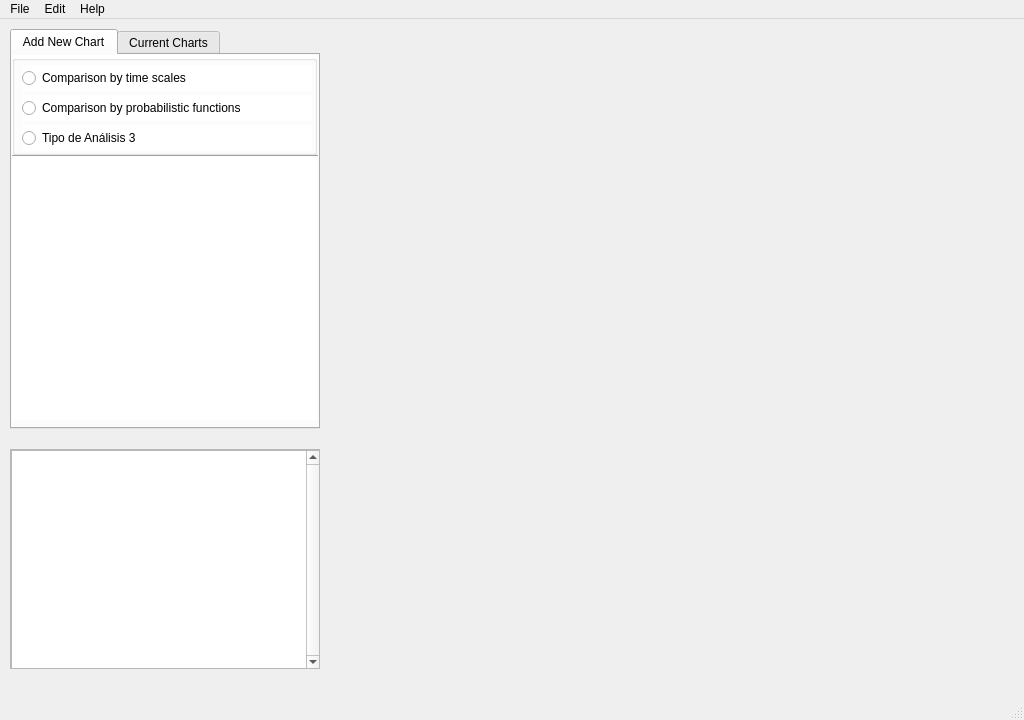
Old version of the form wq_window.ui in the repository vialrogo/Weight-Queue-Validator.
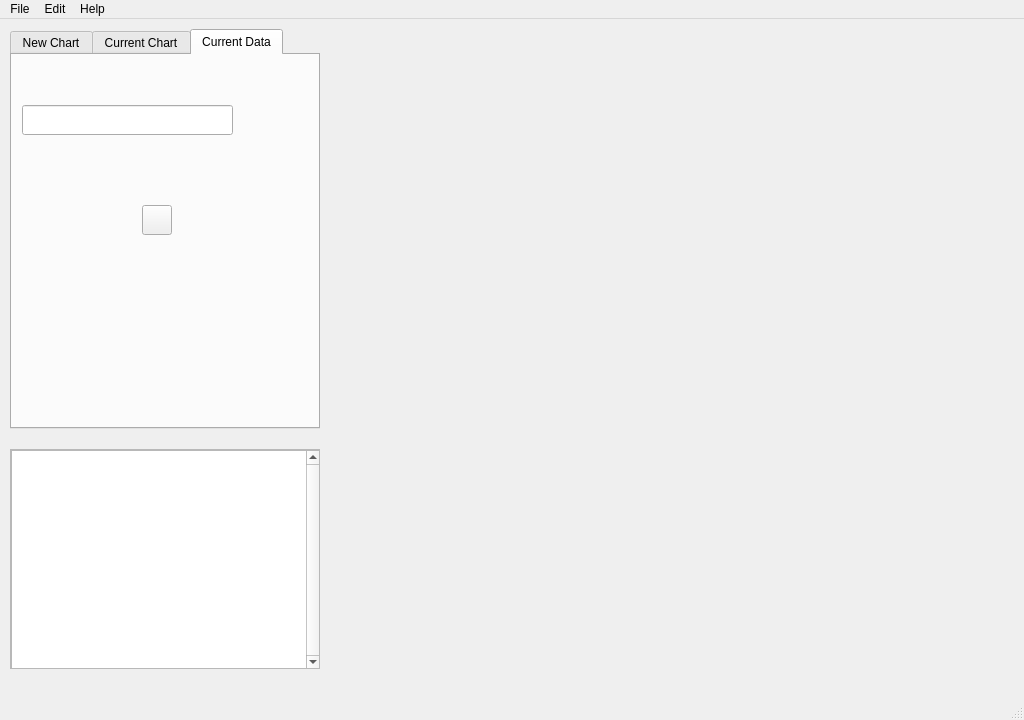
New version of the form. Icons and pictures are not drawn.

Commit message: Se crea la pestaña Current Data

```diff
--- a/wq_window.ui
+++ b/wq_window.ui
@@ -141,7 +141,7 @@
      <string notr="true"/>
     </property>
     <property name="currentIndex">
-     <number>0</number>
+     <number>2</number>
     </property>
     <property name="tabsClosable">
      <bool>false</bool>
@@ -151,7 +151,7 @@
     </property>
     <widget class="QWidget" name="widget">
      <attribute name="title">
-      <string>Add New Chart</string>
+      <string>New Chart</string>
      </attribute>
      <widget class="QWidget" name="widgetParametros" native="true">
       <property name="geometry">
@@ -289,9 +289,47 @@
       <string notr="true"/>
      </property>
      <attribute name="title">
-      <string>Current Charts</string>
+      <string>Current Chart</string>
      </attribute>
     </widget>
+    <widget class="QWidget" name="tabData">
+     <attribute name="title">
+      <string>Current Data</string>
+     </attribute>
+     <widget class="QLineEdit" name="lineEdit">
+      <property name="geometry">
+       <rect>
+        <x>10</x>
+        <y>50</y>
+        <width>211</width>
+        <height>30</height>
+       </rect>
+      </property>
+     </widget>
+     <widget class="QPushButton" name="pushButton">
+      <property name="geometry">
+       <rect>
+        <x>130</x>
+        <y>150</y>
+        <width>30</width>
+        <height>30</height>
+       </rect>
+      </property>
+      <property name="text">
+       <string/>
+      </property>
+      <property name="icon">
+       <iconset>
+        <normaloff>Imagenes/Add1.png</normaloff>Imagenes/Add1.png</iconset>
+      </property>
+      <property name="iconSize">
+       <size>
+        <width>22</width>
+        <height>22</height>
+       </size>
+      </property>
+     </widget>
+    </widget>
    </widget>
   </widget>
   <widget class="QMenuBar" name="menuBar">
```
The commit also changes 2 other files.
